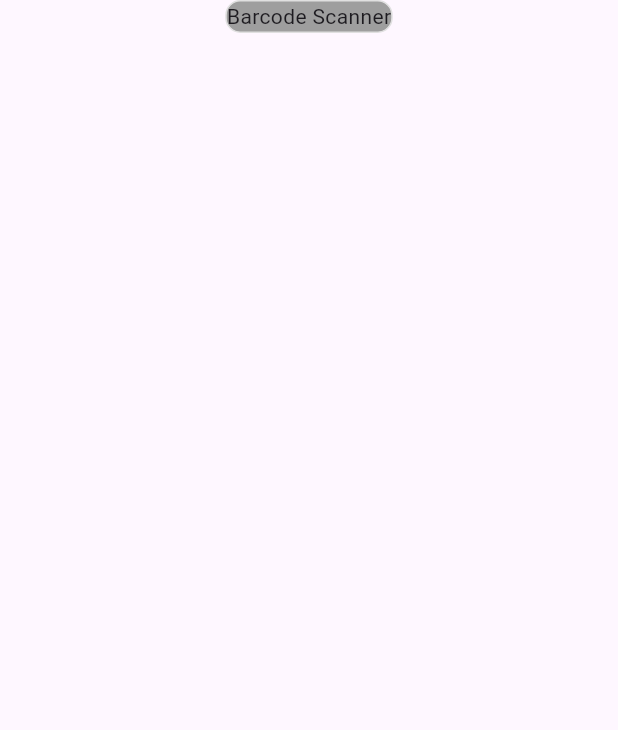
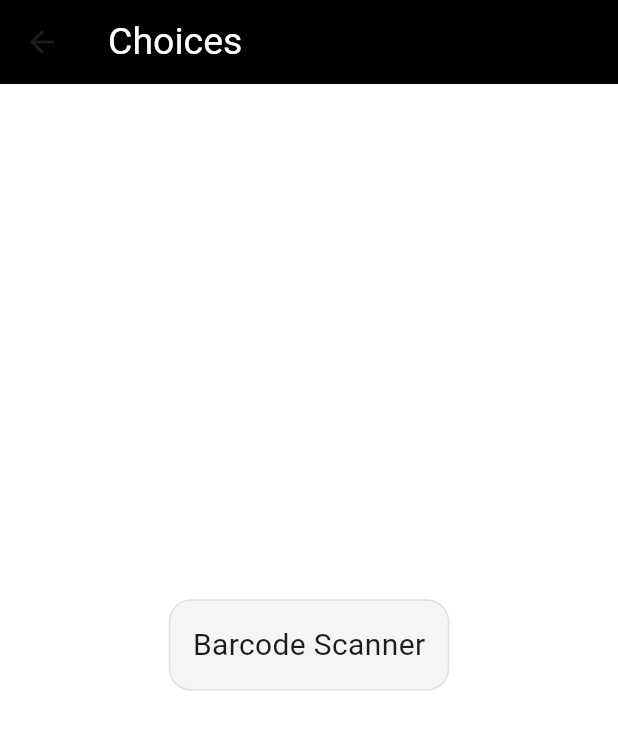
Before and after one commit to jahez07/kwye, a Flutter app: the ChoicesScreen screen opened directly, on a phone screen of 412 x 824 dp. Shown: the top 730 px of the screen. Run offline on Flutter 3.47's test engine with Material 3 defaults, Android fonts, the phone set to English and light mode, and no system bars; our stand-ins replace get, google_fonts.

Commit message:
AppBar update

```diff
--- a/lib/Screens/choices.dart
+++ b/lib/Screens/choices.dart
@@ -5,16 +5,30 @@ class ChoicesScreen extends StatelessWidget {
 
   @override
   Widget build(BuildContext context) {
-    return Container(
-      child: Column(
+    return Scaffold(
+      appBar: AppBar(
+        backgroundColor: Colors.black,
+        title: Text(
+          'Choices',
+          style: TextStyle(
+              color: Colors.white, fontSize: 25, fontWeight: FontWeight.w400),
+        ),
+      ),
+      backgroundColor: Colors.white,
+      body: Column(
+        mainAxisAlignment: MainAxisAlignment.center,
         children: [
           Container(
+            padding: const EdgeInsets.all(15),
             decoration: BoxDecoration(
-              color: Colors.grey,
-              borderRadius: BorderRadius.circular(10),
+              color: Colors.grey.shade100,
+              borderRadius: BorderRadius.circular(15),
               border: Border.all(width: 1, color: Colors.grey.shade300),
             ),
-            child: const Text('Barcode Scanner'),
+            child: const Text(
+              'Barcode Scanner',
+              style: TextStyle(fontSize: 20),
+            ),
           ),
           const SizedBox(
             height: 20,
```
